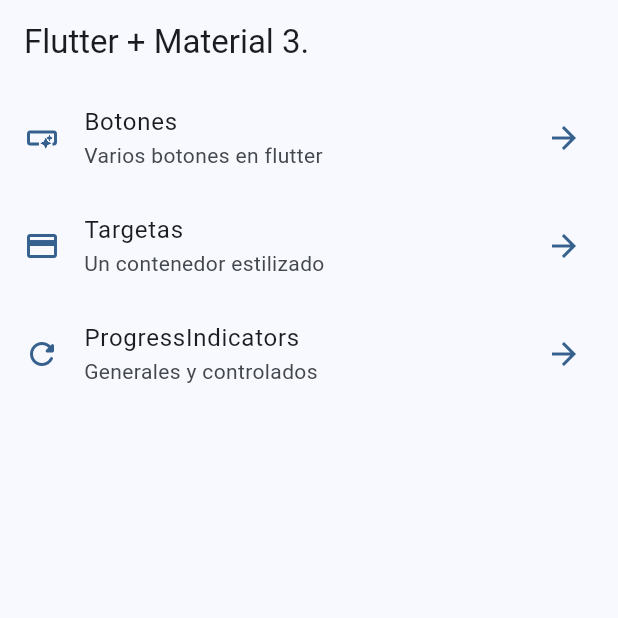
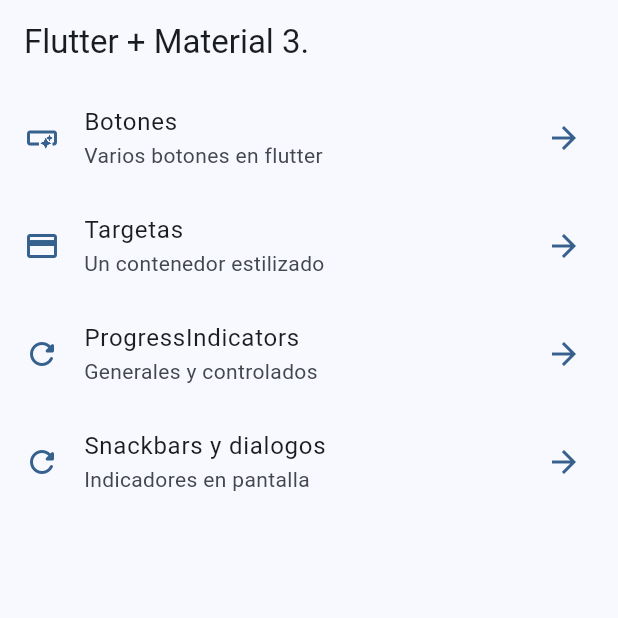
Before and after one commit to hhugo-isc/flutter-bases, a Flutter app: the screen it shows after launch, on a phone screen of 412 x 824 dp, the top half of it. Run offline on Flutter 3.47's test engine with Material 2 defaults, Android fonts, the phone set to English and light mode, and no system bars; our stand-ins replace go_router.

Commit message:
Snackbars - dialogs terminado

```diff
--- a/lib/config/menu/menu_items.dart
+++ b/lib/config/menu/menu_items.dart
@@ -33,4 +33,10 @@ const List<MenuItem> appMenuItems = <MenuItem>[
     link: '/progress',
     icon: Icons.refresh_rounded,
   ),
+  MenuItem(
+    title: 'Snackbars y dialogos',
+    subtitle: 'Indicadores en pantalla',
+    link: '/snackbars',
+    icon: Icons.refresh_rounded,
+  ),
 ];
--- a/lib/config/router/app_router.dart
+++ b/lib/config/router/app_router.dart
@@ -23,6 +23,11 @@ final appRouter = GoRouter(
       path: '/progress',
       name: ProgressScreen.name,
       builder: (context, state) => const ProgressScreen(),
+    ),
+    GoRoute(
+      path: '/snackbars',
+      name: SnackbarScreen.name,
+      builder: (context, state) => const SnackbarScreen(),
     )
   ],
 );
--- a/lib/main.dart
+++ b/lib/main.dart
@@ -10,6 +10,7 @@ class MyApp extends StatelessWidget {
   @override
   Widget build(BuildContext context) {
     return MaterialApp.router(
+      title: 'Flutter widgets',
       routerConfig: appRouter,
       debugShowCheckedModeBanner: false,
       theme: AppTheme(selectedColor: 0).getTheme(),
```
Also changed, not shown: lib/presentation/screens/snackbar/snackbar_screen.dart (+67 -1 lines).
